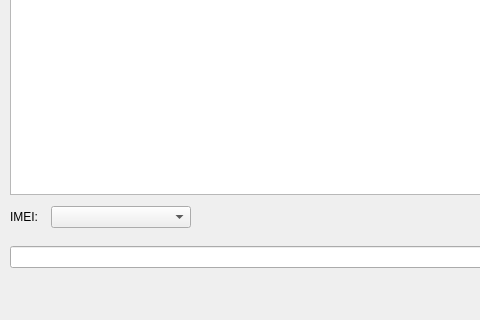
Old version of the form window.ui in the repository BabyZion/server_gain; both pictures show x 0 to 480 and y 336 to 656 of the 799 by 656 pixel window.
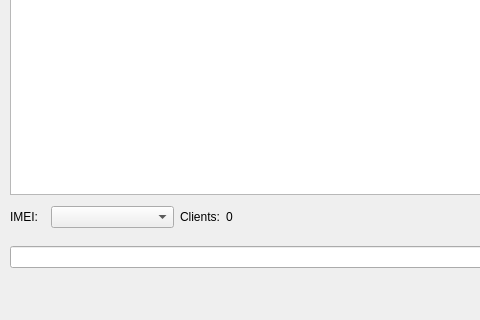
New version of the form.

Commit message: Minor GUI improvements. Client count and GPRS send on ENTER key press.

Diff of the .ui file:
```diff
--- a/window.ui
+++ b/window.ui
@@ -24,7 +24,7 @@
      </rect>
     </property>
    </widget>
-   <widget class="QWidget" name="">
+   <widget class="QWidget" name="layoutWidget">
     <property name="geometry">
      <rect>
       <x>10</x>
@@ -46,12 +46,12 @@
      </item>
     </layout>
    </widget>
-   <widget class="QWidget" name="">
+   <widget class="QWidget" name="layoutWidget">
     <property name="geometry">
      <rect>
       <x>10</x>
       <y>540</y>
-      <width>181</width>
+      <width>241</width>
       <height>26</height>
      </rect>
     </property>
@@ -78,6 +78,32 @@
      <item>
       <widget class="QComboBox" name="comboBox"/>
      </item>
+     <item>
+      <widget class="QLabel" name="labelClients">
+       <property name="maximumSize">
+        <size>
+         <width>40</width>
+         <height>16777215</height>
+        </size>
+       </property>
+       <property name="text">
+        <string>Clients:</string>
+       </property>
+      </widget>
+     </item>
+     <item>
+      <widget class="QLabel" name="labelCount">
+       <property name="maximumSize">
+        <size>
+         <width>25</width>
+         <height>16777215</height>
+        </size>
+       </property>
+       <property name="text">
+        <string>0</string>
+       </property>
+      </widget>
+     </item>
     </layout>
    </widget>
   </widget>
```
Left out of the diff: 2 changed lines with no effect on the pictures. The commit also changes 2 other files.
